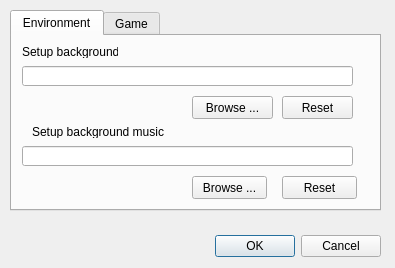
Before: the Qt Designer form src/configdialog.ui in Mogara/QSanguosha, drawn with Qt 5.
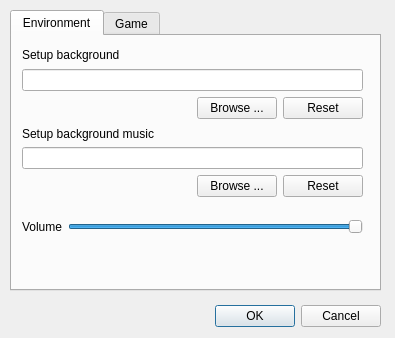
After: the same form once the commit is applied.

```diff
--- a/src/configdialog.ui
+++ b/src/configdialog.ui
@@ -10,7 +10,7 @@
     <x>0</x>
     <y>0</y>
     <width>395</width>
-    <height>268</height>
+    <height>338</height>
    </rect>
   </property>
   <property name="windowTitle">
@@ -22,7 +22,7 @@
      <x>10</x>
      <y>10</y>
      <width>371</width>
-     <height>201</height>
+     <height>281</height>
     </rect>
    </property>
    <property name="currentIndex">
@@ -32,106 +32,164 @@
     <attribute name="title">
      <string>Environment</string>
     </attribute>
+    <widget class="QWidget" name="">
+     <property name="geometry">
+      <rect>
+       <x>10</x>
+       <y>10</y>
+       <width>341</width>
+       <height>73</height>
+      </rect>
+     </property>
+     <layout class="QVBoxLayout" name="verticalLayout_2">
+      <item>
+       <layout class="QVBoxLayout" name="verticalLayout">
+        <item>
     <widget class="QLabel" name="backgrounSetupLabel">
-     <property name="geometry">
-      <rect>
-       <x>10</x>
-       <y>10</y>
-       <width>96</width>
-       <height>12</height>
-      </rect>
-     </property>
      <property name="text">
       <string>Setup background</string>
      </property>
-    </widget>
+          <property name="buddy">
+           <cstring>bgPathLineEdit</cstring>
+          </property>
+         </widget>
+        </item>
+        <item>
     <widget class="QLineEdit" name="bgPathLineEdit">
-     <property name="geometry">
-      <rect>
-       <x>10</x>
-       <y>30</y>
-       <width>331</width>
-       <height>20</height>
-      </rect>
-     </property>
      <property name="readOnly">
       <bool>true</bool>
      </property>
     </widget>
+        </item>
+       </layout>
+      </item>
+      <item>
+       <layout class="QHBoxLayout" name="horizontalLayout">
+        <item>
+         <spacer name="horizontalSpacer">
+          <property name="orientation">
+           <enum>Qt::Horizontal</enum>
+          </property>
+          <property name="sizeHint" stdset="0">
+           <size>
+            <width>40</width>
+            <height>20</height>
+           </size>
+          </property>
+         </spacer>
+        </item>
+        <item>
     <widget class="QPushButton" name="browseBgButton">
-     <property name="geometry">
-      <rect>
-       <x>180</x>
-       <y>60</y>
-       <width>81</width>
-       <height>23</height>
-      </rect>
-     </property>
      <property name="text">
       <string>Browse ...</string>
      </property>
     </widget>
+        </item>
+        <item>
     <widget class="QPushButton" name="resetBgButton">
-     <property name="geometry">
-      <rect>
-       <x>270</x>
-       <y>60</y>
-       <width>71</width>
-       <height>23</height>
-      </rect>
-     </property>
      <property name="text">
       <string>Reset</string>
      </property>
     </widget>
-    <widget class="QLabel" name="setupBgMusicLabel">
+        </item>
+       </layout>
+      </item>
+     </layout>
+    </widget>
+    <widget class="QWidget" name="">
      <property name="geometry">
       <rect>
-       <x>20</x>
+       <x>10</x>
        <y>90</y>
-       <width>132</width>
-       <height>12</height>
+       <width>341</width>
+       <height>71</height>
       </rect>
      </property>
+     <layout class="QVBoxLayout" name="verticalLayout_5">
+      <item>
+       <widget class="QLabel" name="setupBgMusicLabel">
      <property name="text">
       <string>Setup background music</string>
      </property>
-    </widget>
+        <property name="buddy">
+         <cstring>bgMusicPathLineEdit</cstring>
+        </property>
+       </widget>
+      </item>
+      <item>
     <widget class="QLineEdit" name="bgMusicPathLineEdit">
-     <property name="geometry">
-      <rect>
-       <x>10</x>
-       <y>110</y>
-       <width>331</width>
-       <height>20</height>
-      </rect>
-     </property>
-    </widget>
+        <property name="readOnly">
+         <bool>true</bool>
+        </property>
+       </widget>
+      </item>
+      <item>
+       <layout class="QHBoxLayout" name="horizontalLayout_2">
+        <item>
+         <spacer name="horizontalSpacer_2">
+          <property name="orientation">
+           <enum>Qt::Horizontal</enum>
+          </property>
+          <property name="sizeHint" stdset="0">
+           <size>
+            <width>40</width>
+            <height>20</height>
+           </size>
+          </property>
+         </spacer>
+        </item>
+        <item>
     <widget class="QPushButton" name="browseBgMusicButton">
-     <property name="geometry">
-      <rect>
-       <x>180</x>
-       <y>140</y>
-       <width>75</width>
-       <height>23</height>
-      </rect>
-     </property>
      <property name="text">
       <string>Browse ...</string>
      </property>
     </widget>
+        </item>
+        <item>
     <widget class="QPushButton" name="resetBgMusicButton">
+          <property name="text">
+           <string>Reset</string>
+          </property>
+         </widget>
+        </item>
+       </layout>
+      </item>
+     </layout>
+    </widget>
+    <widget class="QWidget" name="">
      <property name="geometry">
       <rect>
-       <x>270</x>
-       <y>140</y>
-       <width>75</width>
-       <height>23</height>
+       <x>10</x>
+       <y>180</y>
+       <width>341</width>
+       <height>21</height>
       </rect>
      </property>
+     <layout class="QHBoxLayout" name="horizontalLayout_5">
+      <item>
+       <widget class="QLabel" name="volumeLabel">
      <property name="text">
-      <string>Reset</string>
-     </property>
+         <string>Volume</string>
+        </property>
+        <property name="buddy">
+         <cstring>volumeSlider</cstring>
+        </property>
+       </widget>
+      </item>
+      <item>
+       <widget class="QSlider" name="volumeSlider">
+        <property name="maximum">
+         <number>100</number>
+        </property>
+        <property name="value">
+         <number>100</number>
+        </property>
+        <property name="orientation">
+         <enum>Qt::Horizontal</enum>
+        </property>
+       </widget>
+      </item>
+     </layout>
     </widget>
    </widget>
    <widget class="QWidget" name="gameTab">
@@ -179,7 +237,7 @@
    <property name="geometry">
     <rect>
      <x>40</x>
-     <y>230</y>
+     <y>300</y>
      <width>341</width>
      <height>32</height>
     </rect>
```
Left out of the diff: 3 changed lines with no effect on the pictures. Lines whose indentation alone changed are shown as unchanged.
